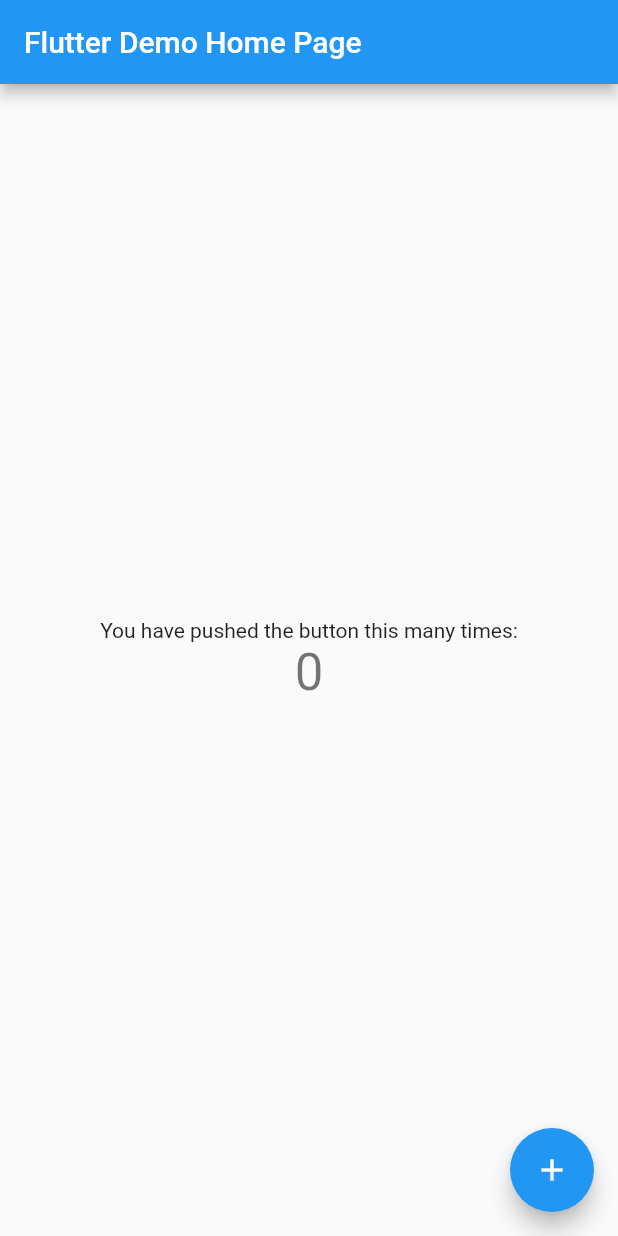
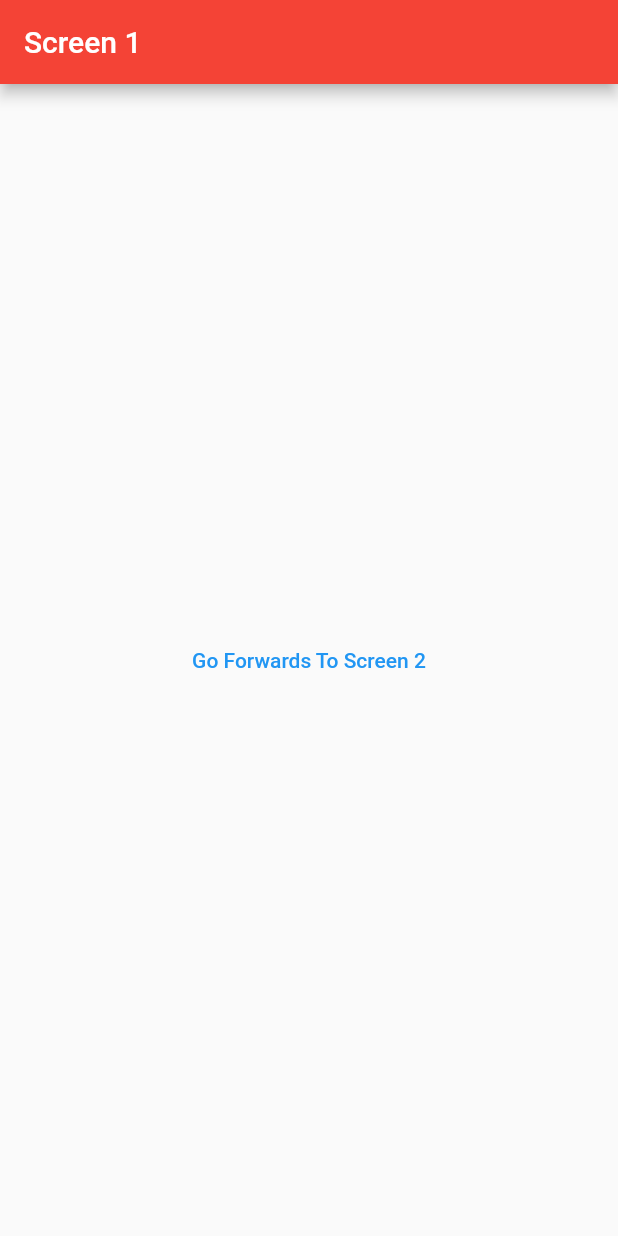
Before and after one commit to ndongchrist/flutter, a Flutter app: the screen it shows after launch, on a phone screen of 412 x 824 dp. Run offline on Flutter 3.47's test engine with Material 2 defaults, Android fonts, the phone set to English and light mode, and no system bars; our stand-ins replace audioplayers, font_awesome_flutter, rflutter_alert.

Commit message:
feat:Added the Navigation between screens using the using the Navigator Widget

```diff
--- a/navigationflutter/lib/main.dart
+++ b/navigationflutter/lib/main.dart
@@ -1,115 +1,13 @@
 import 'package:flutter/material.dart';
+import 'screen1.dart';
 
-void main() {
-  runApp(const MyApp());
-}
+void main() => runApp(MyApp());
 
 class MyApp extends StatelessWidget {
-  const MyApp({super.key});
-
-  // This widget is the root of your application.
   @override
   Widget build(BuildContext context) {
     return MaterialApp(
-      title: 'Flutter Demo',
-      theme: ThemeData(
-        // This is the theme of your application.
-        //
-        // Try running your application with "flutter run". You'll see the
-        // application has a blue toolbar. Then, without quitting the app, try
-        // changing the primarySwatch below to Colors.green and then invoke
-        // "hot reload" (press "r" in the console where you ran "flutter run",
-        // or simply save your changes to "hot reload" in a Flutter IDE).
-        // Notice that the counter didn't reset back to zero; the application
-        // is not restarted.
-        primarySwatch: Colors.blue,
-      ),
-      home: const MyHomePage(title: 'Flutter Demo Home Page'),
+      home: Screen1(),
     );
   }
 }
-
-class MyHomePage extends StatefulWidget {
-  const MyHomePage({super.key, required this.title});
-
-  // This widget is the home page of your application. It is stateful, meaning
-  // that it has a State object (defined below) that contains fields that affect
-  // how it looks.
-
-  // This class is the configuration for the state. It holds the values (in this
-  // case the title) provided by the parent (in this case the App widget) and
-  // used by the build method of the State. Fields in a Widget subclass are
-  // always marked "final".
-
-  final String title;
-
-  @override
-  State<MyHomePage> createState() => _MyHomePageState();
-}
-
-class _MyHomePageState extends State<MyHomePage> {
-  int _counter = 0;
-
-  void _incrementCounter() {
-    setState(() {
-      // This call to setState tells the Flutter framework that something has
-      // changed in this State, which causes it to rerun the build method below
-      // so that the display can reflect the updated values. If we changed
-      // _counter without calling setState(), then the build method would not be
-      // called again, and so nothing would appear to happen.
-      _counter++;
-    });
-  }
-
-  @override
-  Widget build(BuildContext context) {
-    // This method is rerun every time setState is called, for instance as done
-    // by the _incrementCounter method above.
-    //
-    // The Flutter framework has been optimized to make rerunning build methods
-    // fast, so that you can just rebuild anything that needs updating rather
-    // than having to individually change instances of widgets.
-    return Scaffold(
-      appBar: AppBar(
-        // Here we take the value from the MyHomePage object that was created by
-        // the App.build method, and use it to set our appbar title.
-        title: Text(widget.title),
-      ),
-      body: Center(
-        // Center is a layout widget. It takes a single child and positions it
-        // in the middle of the parent.
-        child: Column(
-          // Column is also a layout widget. It takes a list of children and
-          // arranges them vertically. By default, it sizes itself to fit its
-          // children horizontally, and tries to be as tall as its parent.
-          //
-          // Invoke "debug painting" (press "p" in the console, choose the
-          // "Toggle Debug Paint" action from the Flutter Inspector in Android
-          // Studio, or the "Toggle Debug Paint" command in Visual Studio Code)
-          // to see the wireframe for each widget.
-          //
-          // Column has various properties to control how it sizes itself and
-          // how it positions its children. Here we use mainAxisAlignment to
-          // center the children vertically; the main axis here is the vertical
-          // axis because Columns are vertical (the cross axis would be
-          // horizontal).
-          mainAxisAlignment: MainAxisAlignment.center,
-          children: <Widget>[
-            const Text(
-              'You have pushed the button this many times:',
-            ),
-            Text(
-              '$_counter',
-              style: Theme.of(context).textTheme.headlineMedium,
-            ),
-          ],
-        ),
-      ),
-      floatingActionButton: FloatingActionButton(
-        onPressed: _incrementCounter,
-        tooltip: 'Increment',
-        child: const Icon(Icons.add),
-      ), // This trailing comma makes auto-formatting nicer for build methods.
-    );
-  }
-}
--- /dev/null
+++ b/navigationflutter/lib/screen0.dart
@@ -0,0 +1,31 @@
+import 'package:flutter/material.dart';
+
+class Screen0 extends StatelessWidget {
+  @override
+  Widget build(BuildContext context) {
+    return Scaffold(
+      appBar: AppBar(
+        backgroundColor: Colors.purple,
+        title: Text('Screen 0'),
+      ),
+      body: Center(
+        child: Column(
+          children: <Widget>[
+            TextButton(
+              child: Text('Go To Screen 1'),
+              onPressed: () {
+                //Navigate to Screen 1
+              },
+            ),
+            TextButton(
+              child: Text('Go To Screen 2'),
+              onPressed: () {
+                //Navigate to Screen 2
+              },
+            ),
+          ],
+        ),
+      ),
+    );
+  }
+}
--- /dev/null
+++ b/navigationflutter/lib/screen1.dart
@@ -0,0 +1,24 @@
+import 'package:flutter/material.dart';
+import 'package:navigationflutter/screen2.dart';
+
+class Screen1 extends StatelessWidget {
+  @override
+  Widget build(BuildContext context) {
+    return Scaffold(
+      appBar: AppBar(
+        backgroundColor: Colors.red,
+        title: Text('Screen 1'),
+      ),
+      body: Center(
+        child: TextButton(
+          child: Text('Go Forwards To Screen 2'),
+          onPressed: () {
+            Navigator.of(context).push(MaterialPageRoute(
+              builder: (context) => Screen2(),
+            ));
+          },
+        ),
+      ),
+    );
+  }
+}
```
Also changed, not shown: navigationflutter/lib/screen2.dart (added, +19 -0 lines), 1 other file.
